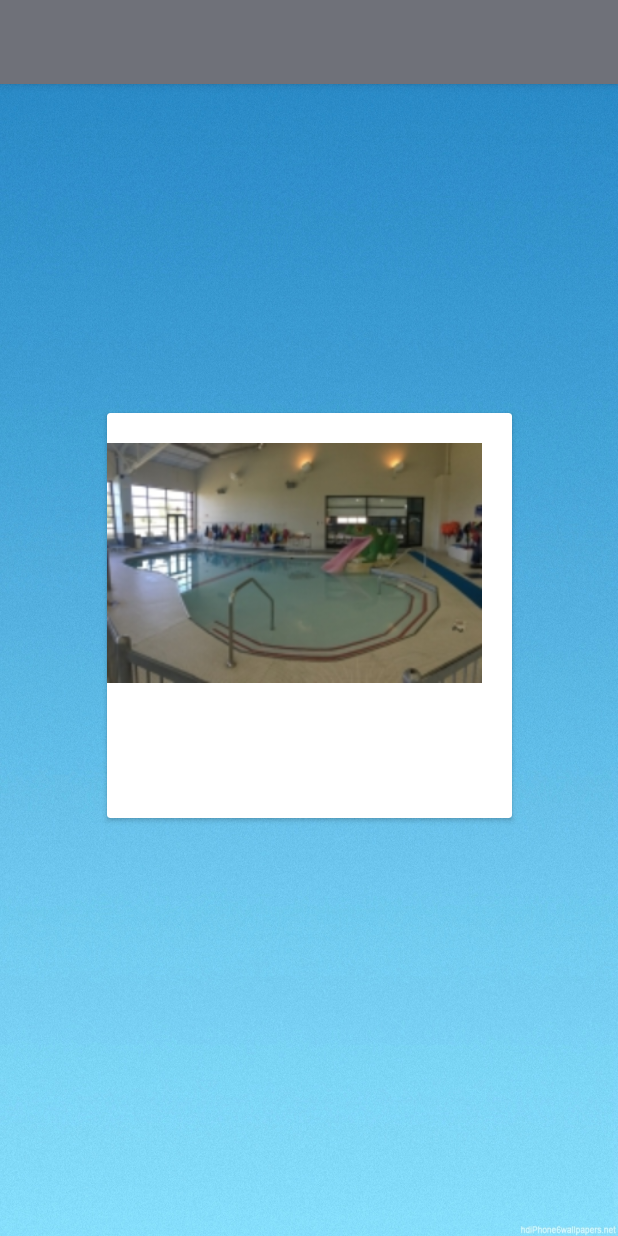
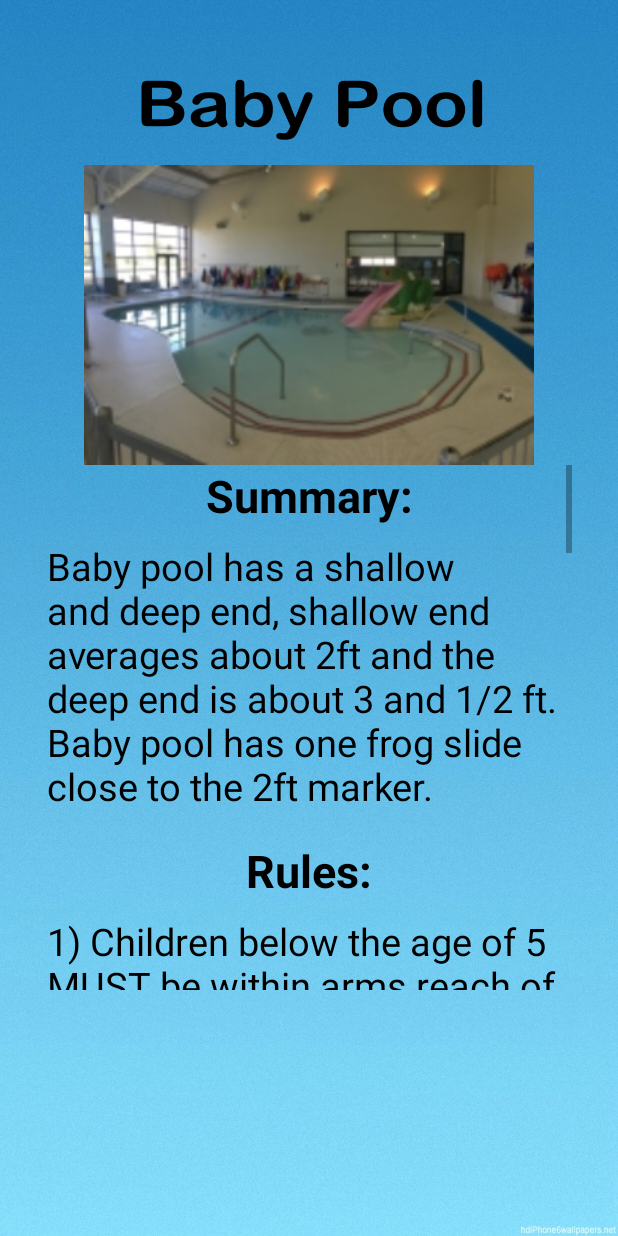
Before and after one commit to JordanRBurke/ShelbyParkAppDemo, an Android app: the screen it shows after launch once a user with an empty profile is signed in (MainActivity), after a tap on an icon or button, on a phone screen of 412 x 824 dp. Run offline under Robolectric (Android 15) with nearby library versions, the phone set to English and light mode, and no system bars; our stand-ins replace ButterKnife, Firebase (no records; nobody signed in at launch, a user with empty details on screens opened directly).

Commit message:
When you click on the baby pool card view it will now take you to a fragment that lists off all the information about the Baby Pool.

```diff
--- /dev/null
+++ b/app/src/main/java/com/example/jordanrburke/shelbycountyparksapp/BabyPoolInfoFragment.java
@@ -0,0 +1,39 @@
+package com.example.jordanrburke.shelbycountyparksapp;
+
+
+import android.os.Bundle;
+import android.support.v4.app.Fragment;
+import android.view.LayoutInflater;
+import android.view.View;
+import android.view.ViewGroup;
+
+
+/**
+ * A simple {@link Fragment} subclass.
+ */
+public class BabyPoolInfoFragment extends Fragment {
+
+
+    public BabyPoolInfoFragment() {
+        // Required empty public constructor
+    }
+
+
+    @Override
+    public View onCreateView(LayoutInflater inflater, ViewGroup container,
+                             Bundle savedInstanceState) {
+        // Inflate the layout for this fragment
+        View view = inflater.inflate(R.layout.fragment_baby_pool_info, container, false);
+        return view;
+    }
+
+    public static BabyPoolInfoFragment newInstance() {
+
+        Bundle args = new Bundle();
+
+        BabyPoolInfoFragment fragment = new BabyPoolInfoFragment();
+        fragment.setArguments(args);
+        return fragment;
+    }
+
+}
--- a/app/src/main/java/com/example/jordanrburke/shelbycountyparksapp/PoolSelectionFragment.java
+++ b/app/src/main/java/com/example/jordanrburke/shelbycountyparksapp/PoolSelectionFragment.java
@@ -8,6 +8,9 @@ import android.provider.ContactsContract;
 import android.support.annotation.NonNull;
 import android.support.annotation.Nullable;
 import android.support.v4.app.Fragment;
+import android.support.v4.app.FragmentManager;
+import android.support.v4.app.FragmentTransaction;
+import android.support.v4.util.Pools;
 import android.support.v7.widget.LinearLayoutManager;
 import android.support.v7.widget.RecyclerView;
 import android.view.LayoutInflater;
@@ -34,6 +37,8 @@ public class PoolSelectionFragment extends Fragment {
     private RecyclerView.Adapter mAdapter;
     private RecyclerView.LayoutManager mLayoutManager;
     private List<RecyclerItem> recyclerItems;
+    private BabyPoolInfoFragment babyPoolInfoFragment;
+    private PoolSelectionFragment poolSelectionFragment;
     HorizonalAdapter horizonalAdapter;
 
 
@@ -102,6 +107,18 @@ public class PoolSelectionFragment extends Fragment {
                 public void onClick(View v) {
                     String list = recyclerItems.get(position).textOfItem;
                     Toast.makeText(context, list, Toast.LENGTH_SHORT).show();
+                    if (recyclerItems.get(position).textOfItem.equals("Baby Pool")) {
+                        babyPoolInfoFragment = BabyPoolInfoFragment.newInstance();
+                        //PoolSelectionFragment switches to BabyPoolInfoFragment
+                        Fragment fragment = new BabyPoolInfoFragment();
+                        FragmentManager fragmentManager = getActivity().getSupportFragmentManager();
+                        FragmentTransaction fragmentTransaction = fragmentManager.beginTransaction();
+                        fragmentTransaction.replace(R.id.fragment_pool_layout, fragment);
+                        fragmentTransaction.addToBackStack(null);
+                        fragmentTransaction.commit();
+
+
+                    }
                 }
             });
 
--- a/app/src/main/java/com/example/jordanrburke/shelbycountyparksapp/RecyclerItem.java
+++ b/app/src/main/java/com/example/jordanrburke/shelbycountyparksapp/RecyclerItem.java
@@ -16,6 +16,6 @@ public class RecyclerItem {
 
     public RecyclerItem(int imageId, String textOfItem) {
         this.imageOfItem = imageId;
-        textOfItem = textOfItem;
+        this.textOfItem = textOfItem;
     }
 }
--- /dev/null
+++ b/app/src/main/res/layout/fragment_baby_pool_info.xml
@@ -0,0 +1,134 @@
+<?xml version="1.0" encoding="utf-8"?>
+<FrameLayout xmlns:android="http://schemas.android.com/apk/res/android"
+    xmlns:tools="http://schemas.android.com/tools"
+    android:layout_width="match_parent"
+    android:layout_height="match_parent"
+    xmlns:app="http://schemas.android.com/apk/res-auto"
+    tools:context=".BabyPoolInfoFragment"
+    android:id="@+id/baby_pool_info_frame_layout"
+    android:background="@drawable/login_page_possibility_three">
+
+    <android.support.constraint.ConstraintLayout
+        android:layout_width="match_parent"
+        android:layout_height="match_parent"
+        android:id="@+id/baby_pool_info_constraint">
+
+        <ImageView
+            android:layout_width="300dp"
+            android:layout_height="200dp"
+            app:layout_constraintLeft_toLeftOf="@id/baby_pool_info_constraint"
+            app:layout_constraintRight_toRightOf="@id/baby_pool_info_constraint"
+            app:layout_constraintTop_toTopOf="@id/baby_pool_info_constraint"
+            android:background="@drawable/baby_pool_logo"
+            />
+
+        <ImageView
+            android:id="@+id/baby_pool_info_picture"
+            android:layout_width="300dp"
+            android:layout_height="200dp"
+            app:layout_constraintTop_toTopOf="@id/baby_pool_info_constraint"
+            app:layout_constraintLeft_toLeftOf="@id/baby_pool_info_constraint"
+            app:layout_constraintRight_toRightOf="@id/baby_pool_info_constraint"
+            android:layout_marginTop="110dp"
+            android:background="@drawable/baby_pool_image"
+            />
+
+        <ScrollView
+            android:layout_width="350dp"
+            android:layout_height="350dp"
+            app:layout_constraintLeft_toLeftOf="@id/baby_pool_info_constraint"
+            app:layout_constraintRight_toRightOf="@id/baby_pool_info_constraint"
+            app:layout_constraintTop_toBottomOf="@id/baby_pool_info_picture">
+
+            <LinearLayout
+                android:id="@+id/baby_pool_info_fragment_linear_layout"
+                android:layout_width="match_parent"
+                android:layout_height="match_parent"
+                android:orientation="vertical">
+
+                <TextView
+                    android:id="@+id/baby_pool_info_linear_text_summary"
+                    android:layout_width="match_parent"
+                    android:layout_height="50dp"
+                    android:text="Summary:"
+                    android:textSize="30sp"
+                    android:textAlignment="center"
+                    android:textColor="#000000"
+                    android:textStyle="bold"
+                    />
+
+                <TextView
+                    android:layout_width="match_parent"
+                    android:layout_height="200dp"
+                    android:text="Baby pool has a shallow and deep end, shallow end averages about 2ft and the deep
+end is about 3 and 1/2 ft. Baby pool has one frog slide close to the 2ft marker."
+                    android:textSize="25sp"
+                    android:textColor="#000000"/>
+
+                <TextView
+                    android:layout_width="match_parent"
+                    android:layout_height="50dp"
+                    android:text="Rules:"
+                    android:textSize="30sp"
+                    android:textAlignment="center"
+                    android:textColor="#000000"
+                    android:textStyle="bold"/>
+
+                <TextView
+                    android:layout_width="match_parent"
+                    android:layout_height="wrap_content"
+                    android:text="1) Children below the age of 5 MUST be within arms reach of a parent. \n2) No running on the pool deck, this could result in injury. \n3) Diving is not allowed anywhere in baby pool due to its lack of depth. \n4) Do not eat on the pool deck or in the pool, please use the lobby for food consumption. \n5) The noodles, floaty weights, floaty belts, and kick boards are for aerobics/swim lessons only (Lifejackets are available for use). \n6) Party room is for rental use only. \n7) Do not swing on hand rails, this may cause a child to fall and hit their head. \n8) The frog slide is for kids ages 5 and below. \n8) Kids must avoid the frog slide for risk of getting hit by another kid. \n9) Kids are not allowed to climb up the slide because of other kids going down. \n10) If any of these rules are broken the lifeguard has the ability to sit kids out or take any action within reason to prevent safety hazards from occurring."
+                    android:textSize="25sp"
+                    android:textColor="#000000"/>
+
+                <TextView
+                    android:layout_width="match_parent"
+                    android:layout_height="wrap_content"
+                    android:text="Reasons for closed pool:"
+                    android:textSize="30sp"
+                    android:textStyle="bold"
+                    android:textAlignment="center"
+                    android:textColor="#000000"/>
+
+                <TextView
+                    android:layout_width="match_parent"
+                    android:layout_height="wrap_content"
+                    android:textSize="25sp"
+                    android:textColor="#000000"
+                    android:text="The pool can close due to the following 1) Chemicals are at unsafe levels. 2) Human feces or vomit in the pool (Once cleaned it will take 30 minutes to re-open) 3) All pools will be evacuated if lightning warning goes off (After 30 minutes if there is not another warning the pool will open again) 4) If there is a serious medical emergency that requires the presence of the lifeguard watching said pool 5) Any other emergency that is not listed"/>
+
+                <TextView
+                    android:layout_width="match_parent"
+                    android:layout_height="wrap_content"
+                    android:textSize="30sp"
+                    android:textStyle="bold"
+                    android:textColor="#000000"
+                    android:textAlignment="center"
+                    android:text="Baby Pool Events:"/>
+
+                <TextView
+                    android:layout_width="match_parent"
+                    android:layout_height="wrap_content"
+                    android:textSize="25dp"
+                    android:textColor="#000000"
+                    android:text="1) Party Room (Talk to front desk) \n2) Swim Lessons (Swim lessons occasionally take place in baby pool, please contact front desk for more info) "/>
+
+
+
+
+
+            </LinearLayout>
+
+
+
+        </ScrollView>
+
+
+
+
+
+
+    </android.support.constraint.ConstraintLayout>
+
+
+</FrameLayout>
--- a/app/src/main/res/layout/pool_item.xml
+++ b/app/src/main/res/layout/pool_item.xml
@@ -13,6 +13,7 @@
             app:layout_constraintBottom_toBottomOf="@id/pool_item_constraint"
             app:layout_constraintRight_toRightOf="@id/pool_item_constraint"
             android:id="@+id/pool_item_card_view"
+
             >
 
                 <ImageView
@@ -21,6 +22,7 @@
                     android:layout_height="200dp"
                     app:layout_constraintLeft_toLeftOf="@id/pool_item_card_view"
                     app:layout_constraintRight_toRightOf="@id/pool_item_card_view"
+                    android:layout_marginLeft="9dp"
                     />
 
                 <TextView
@@ -29,6 +31,14 @@
                     app:layout_constraintTop_toBottomOf="@id/imageview"
                     app:layout_constraintLeft_toLeftOf="parent"
                     app:layout_constraintRight_toRightOf="parent"
+                    android:layout_marginTop="210dp"
+                    android:layout_marginLeft="9dp"
+                    android:elevation="2dp"
+                    android:textAlignment="center"
+                    android:text="Test"
+                    android:textSize="30sp"
+                    android:textStyle="bold"
+                    android:fontFamily="serif-monospace"
                     android:id="@+id/txtview"/>
 
 
```
Also changed, not shown: app/src/main/res/drawable-v24/baby_pool_logo.png (added).
